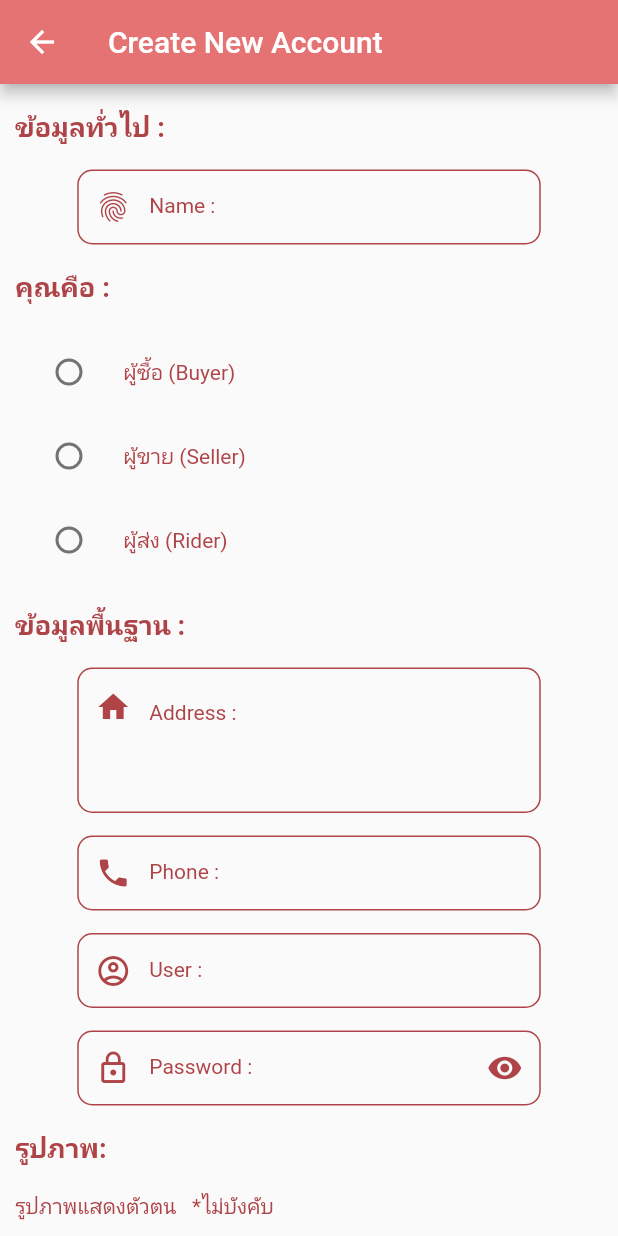
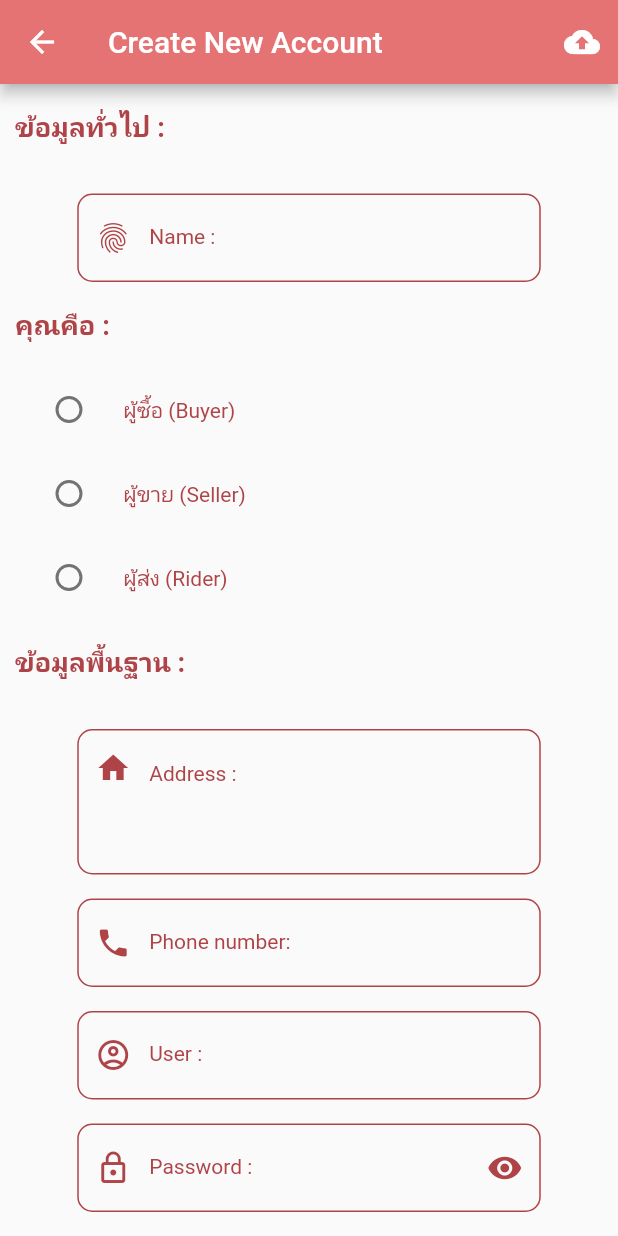
Before and after one commit to sabala1/shoppingOnline, a Flutter app: the CreateAccount screen opened by its route, on a phone screen of 412 x 824 dp. Run offline on Flutter 3.47's test engine with Material 2 defaults, Android fonts, the light colour scheme and no system bars; our stand-ins replace geolocator, google_maps_flutter, image_picker.

Commit message:
validate typUser(radio)

```diff
--- a/lib/pages/create_acc.dart
+++ b/lib/pages/create_acc.dart
@@ -22,6 +22,7 @@ class _CreateAccountState extends State<CreateAccount> {
   bool statusRedEye = true;
   File? _image;
   double? lat, lng;
+  final formKey = GlobalKey<FormState>();
 
   @override
   void initState() {
@@ -80,14 +81,124 @@ class _CreateAccountState extends State<CreateAccount> {
     }
   }
 
+  Set<Marker> setMarker() => <Marker>{
+    Marker(
+      markerId: const MarkerId('id'),
+      position: LatLng(lat!, lng!),
+      infoWindow:
+          InfoWindow(title: 'You Here', snippet: 'Lat = $lat, lng = $lng'),
+    ),
+  };
+
+  Widget buildMap() => SizedBox(
+        width: double.infinity,
+        height: 250,
+        child: lat == null
+            ? const ShowProgress()
+            : GoogleMap(
+                initialCameraPosition: CameraPosition(
+                  target: LatLng(lat!, lng!),
+                  zoom: 16,
+                ),
+                onMapCreated: (controller) {},
+                markers: setMarker(),
+              ),
+      );
+
+  Future<Null> chooseImage(ImageSource source) async {
+    try {
+      var image = await ImagePicker().pickImage(
+        source: source,
+        maxHeight: 800,
+        maxWidth: 800,
+      );
+      setState(() {
+        _image = File(image!.path);
+      });
+    } catch (e) {}
+  }
+
+  @override
+  Widget build(BuildContext context) {
+    double size = MediaQuery.of(context).size.width;
+    return Scaffold(
+      appBar: AppBar(
+        actions: [
+          buildCheckTypeUser(),
+        ],
+        title: const Text('Create New Account'),
+        backgroundColor: MyConstant.primary,
+      ),
+      body: GestureDetector(
+        onTap: () => FocusScope.of(context).requestFocus(
+          FocusNode(),
+        ),
+        behavior: HitTestBehavior.opaque,
+        child: Form(
+          key: formKey,
+          child: SingleChildScrollView(
+            child: Padding(
+              padding: const EdgeInsets.symmetric(horizontal: 10),
+              child: Column(
+                crossAxisAlignment: CrossAxisAlignment.start,
+                children: [
+                  buildTitle('ข้อมูลทั่วไป :'),
+                  buildName(size),
+                  buildTitle('คุณคือ :'),
+                  buildRadioBuyer(),
+                  buildRadioSeller(),
+                  buildRadioRider(),
+                  buildTitle('ข้อมูลพื้นฐาน :'),
+                  buildNewAddress(size),
+                  buildPhone(size),
+                  buildUser(size),
+                  buildPassword(size),
+                  buildTitle('รูปภาพ: '),
+                  buildSubTitle(),
+                  buildAvatar(size),
+                  buildTitle('พิกัดของคุณ :'),
+                  buildMap(),
+                ],
+              ),
+            ),
+          ),
+        ),
+      ),
+    );
+  }
+
+  IconButton buildCheckTypeUser() {
+    return IconButton(
+          onPressed: () {
+            if(formKey.currentState!.validate()){
+              if(typeUser == null) {
+                print('Non Choose Type User');
+                MyDialog().normalDialog(context, 'Choose TypeUser', 'Please Tap Choose TypeUser');
+              }else {
+                print('Process Insert to Database');
+              }
+            }
+          },
+          icon: const Icon(Icons.cloud_upload),
+        );
+  }
+
   Row buildName(double size) {
     return Row(
       mainAxisAlignment: MainAxisAlignment.center,
       children: [
         Container(
+          margin: const EdgeInsets.only(top: 16),
           width: size * 0.75,
-          height: 50,
           child: TextFormField(
+            //controller: nameController,
+            validator: (value) {
+              if (value!.isEmpty) {
+                return 'This field is required.';
+              } else {
+                return null;
+              }
+            },
             decoration: InputDecoration(
               labelStyle: MyConstant().t3Style(),
               labelText: 'Name :',
@@ -115,8 +226,14 @@ class _CreateAccountState extends State<CreateAccount> {
       mainAxisAlignment: MainAxisAlignment.center,
       children: [
         Container(
+          margin: const EdgeInsets.only(top: 16),
           width: size * 0.75,
           child: TextFormField(
+            validator: (value) {
+              if (value!.isEmpty) {
+                return 'Please enter a valod address.';
+              } else {}
+            },
             maxLines: 3,
             decoration: InputDecoration(
               hintText: 'Address :',
@@ -148,13 +265,18 @@ class _CreateAccountState extends State<CreateAccount> {
       mainAxisAlignment: MainAxisAlignment.center,
       children: [
         Container(
-          margin: const EdgeInsets.only(top: 15),
+          margin: const EdgeInsets.only(top: 16),
           width: size * 0.75,
-          height: 50,
           child: TextFormField(
+            keyboardType: TextInputType.phone,
+            validator: (value) {
+              if (value!.isEmpty) {
+                return 'Please enter avalid Phone number.';
+              } else {}
+            },
             decoration: InputDecoration(
               labelStyle: MyConstant().t3Style(),
-              labelText: 'Phone :',
+              labelText: 'Phone number:',
               prefixIcon: Icon(
                 Icons.phone,
                 color: MyConstant.dark,
@@ -179,10 +301,14 @@ class _CreateAccountState extends State<CreateAccount> {
       mainAxisAlignment: MainAxisAlignment.center,
       children: [
         Container(
-          margin: const EdgeInsets.only(top: 15),
+          margin: const EdgeInsets.only(top: 16),
           width: size * 0.75,
-          height: 50,
           child: TextFormField(
+            validator: (value) {
+              if (value!.isEmpty) {
+                return 'This field is required.';
+              } else {}
+            },
             decoration: InputDecoration(
               labelStyle: MyConstant().t3Style(),
               labelText: 'User :',
@@ -210,10 +336,14 @@ class _CreateAccountState extends State<CreateAccount> {
       mainAxisAlignment: MainAxisAlignment.center,
       children: [
         Container(
-          margin: const EdgeInsets.only(top: 15),
+          margin: const EdgeInsets.only(top: 16),
           width: size * 0.75,
-          height: 50,
           child: TextFormField(
+            validator: (value) {
+              if (value!.isEmpty) {
+                return 'This field is required.';
+              } else {}
+            },
             obscureText: statusRedEye,
             decoration: InputDecoration(
               suffixIcon: IconButton(
@@ -251,82 +381,6 @@ class _CreateAccountState extends State<CreateAccount> {
         ),
       ],
     );
-  }
-
-  @override
-  Widget build(BuildContext context) {
-    double size = MediaQuery.of(context).size.width;
-    return Scaffold(
-      appBar: AppBar(
-        title: const Text('Create New Account'),
-        backgroundColor: MyConstant.primary,
-      ),
-      body: GestureDetector(
-        onTap: () => FocusScope.of(context).requestFocus(
-          FocusNode(),
-        ),
-        behavior: HitTestBehavior.opaque,
-        child: ListView(
-          padding: const EdgeInsets.symmetric(horizontal: 10),
-          children: [
-            buildTitle('ข้อมูลทั่วไป :'),
-            buildName(size),
-            buildTitle('คุณคือ :'),
-            buildRadioBuyer(),
-            buildRadioSeller(),
-            buildRadioRider(),
-            buildTitle('ข้อมูลพื้นฐาน :'),
-            buildNewAddress(size),
-            buildPhone(size),
-            buildUser(size),
-            buildPassword(size),
-            buildTitle('รูปภาพ: '),
-            buildSubTitle(),
-            buildAvatar(size),
-            buildTitle('แสดงพิกัดของคุณ :'),
-            buildMap(),
-            buildTitle('แสดงพิกัดของคุณ :'),
-          ],
-        ),
-      ),
-    );
-  }
-
-  Set<Marker> setMarker() => <Marker>{
-    Marker(
-      markerId: const MarkerId('id'),
-      position: LatLng(lat!, lng!),
-      infoWindow:
-          InfoWindow(title: 'You Here', snippet: 'Lat = $lat, lng = $lng'),
-    ),
-  };
-
-  Widget buildMap() => SizedBox(
-        width: double.infinity,
-        height: 250,
-        child: lat == null
-            ? const ShowProgress()
-            : GoogleMap(
-                initialCameraPosition: CameraPosition(
-                  target: LatLng(lat!, lng!),
-                  zoom: 16,
-                ),
-                onMapCreated: (controller) {},
-                markers: setMarker(),
-              ),
-      );
-
-  Future<Null> chooseImage(ImageSource source) async {
-    try {
-      var image = await ImagePicker().pickImage(
-        source: source,
-        maxHeight: 800,
-        maxWidth: 800,
-      );
-      setState(() {
-        _image = File(image!.path);
-      });
-    } catch (e) {}
   }
 
   Row buildAvatar(double size) {
```
Also changed, not shown: lib/universes/dialog.dart (+32 -2 lines), pubspec.lock.
